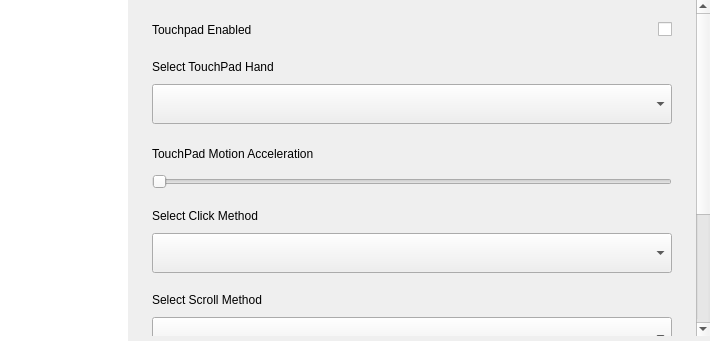
Old version of the form src/kiran-cpanel-mouse-widget.ui in the repository openeuler-mirror/kiran-control-panel; both pictures show x 0 to 710 and y 0 to 341 of the 710 by 532 pixel window.
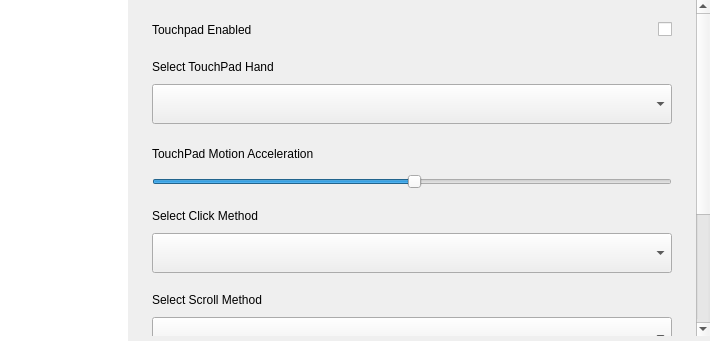
New version of the form. Custom widgets are drawn as their Qt base class.

Patch:
```diff
--- a/src/kiran-cpanel-mouse-widget.ui
+++ b/src/kiran-cpanel-mouse-widget.ui
@@ -114,7 +114,7 @@
          <property name="geometry">
           <rect>
            <x>0</x>
-           <y>0</y>
+           <y>-153</y>
            <width>628</width>
            <height>551</height>
           </rect>
@@ -530,6 +530,15 @@
                  </item>
                  <item>
                   <widget class="QSlider" name="slider_tp_speed">
+                   <property name="singleStep">
+                    <number>50</number>
+                   </property>
+                   <property name="pageStep">
+                    <number>50</number>
+                   </property>
+                   <property name="value">
+                    <number>50</number>
+                   </property>
                    <property name="orientation">
                     <enum>Qt::Horizontal</enum>
                    </property>
```
Left out of the diff: 11 changed lines with no effect on the pictures.
